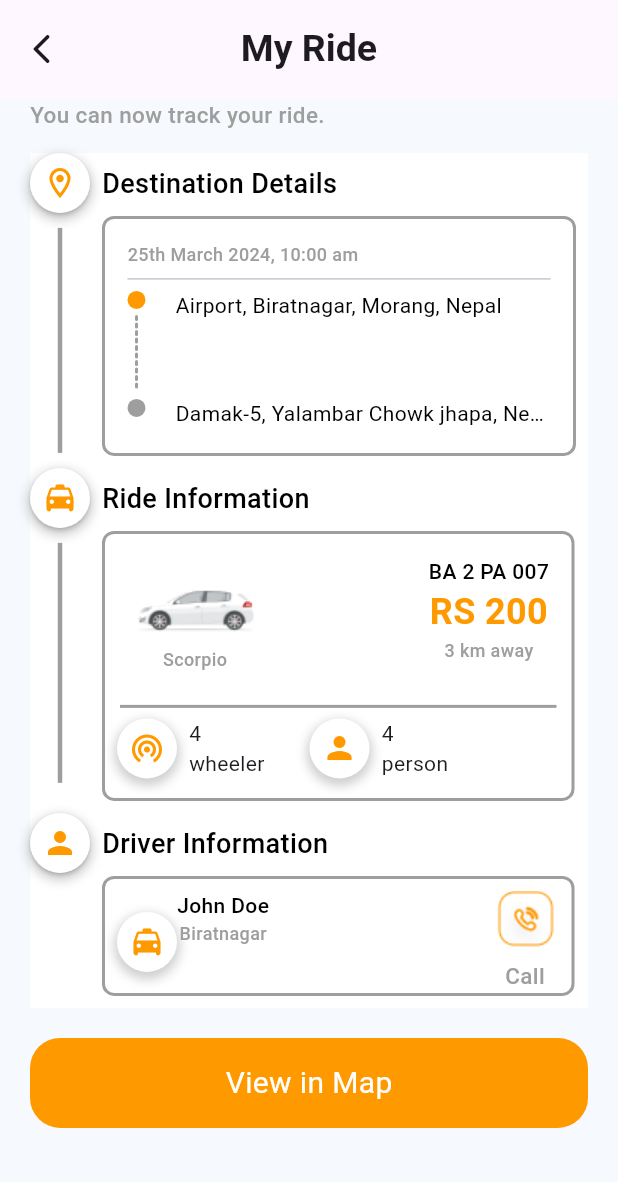
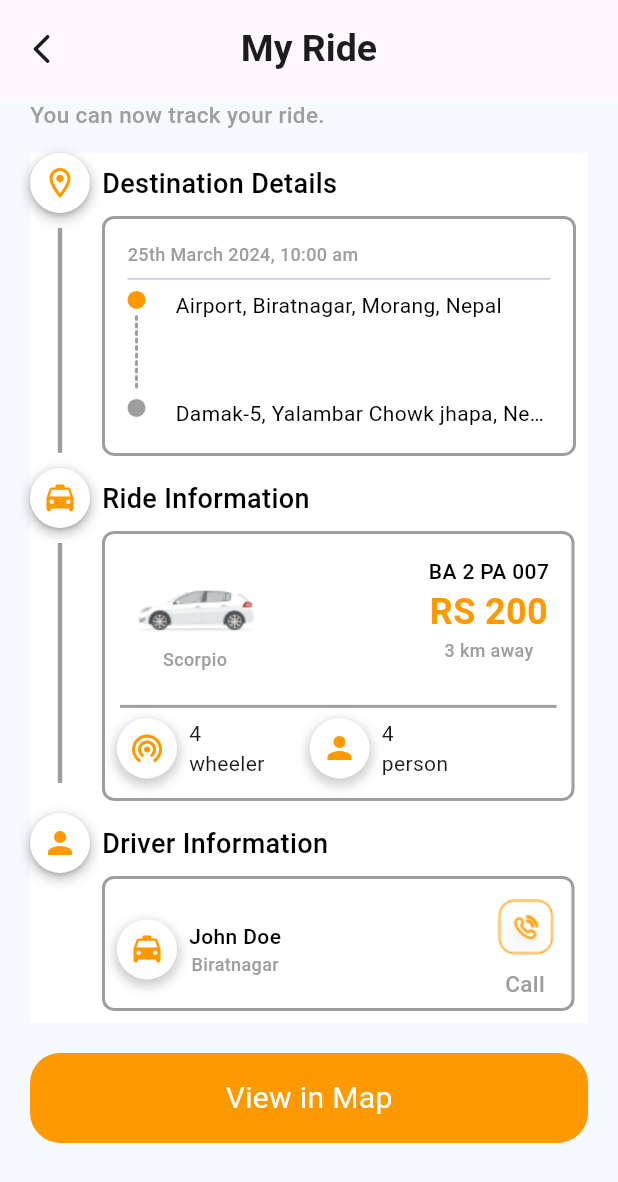
Before and after one commit to RushmaBajracharya/RideApp, a Flutter app: the RideScreen screen opened by its route, on a phone screen of 412 x 824 dp. Shown: the top 1182 px of the screen. Run offline on Flutter 3.47's test engine with Material 3 defaults, Android fonts, the phone set to English and light mode, and no system bars; our stand-ins replace get.

Commit message:
change driver page

```diff
--- a/lib/screens/rideScreen/widgets/driver_info.dart
+++ b/lib/screens/rideScreen/widgets/driver_info.dart
@@ -30,7 +30,7 @@ class DriverInfo extends StatelessWidget {
                         padding: const EdgeInsets.only(top: 8.0),
                         child: Container(
                             width: 315,
-                            height: 80,
+                            height: 90,
                             decoration: BoxDecoration(
                                 border: Border.all(
                                   color: Colors.grey,
@@ -53,7 +53,11 @@ class DriverInfo extends StatelessWidget {
                                     children: [
                                       const IconWidget(
                                           icon: Icons.local_taxi_rounded),
-                                      Column(
+                                      Padding(
+                                        padding: const EdgeInsets.all(8.0),
+                                        child: Column(
+                                          mainAxisAlignment:
+                                              MainAxisAlignment.center,
                                           children: [
                                             Text('John Doe',
                                                 style: Styles.boldnormaltext),
@@ -62,10 +66,12 @@ class DriverInfo extends StatelessWidget {
                                               style: Styles.smallgreytext,
                                             )
                                           ],
+                                        ),
                                       )
                                     ],
                                   ),
                                   Column(
+                                    mainAxisAlignment: MainAxisAlignment.center,
                                     children: [
                                       const Image(
                                           image: AssetImage(
```
Lines whose indentation alone changed are shown as unchanged.
